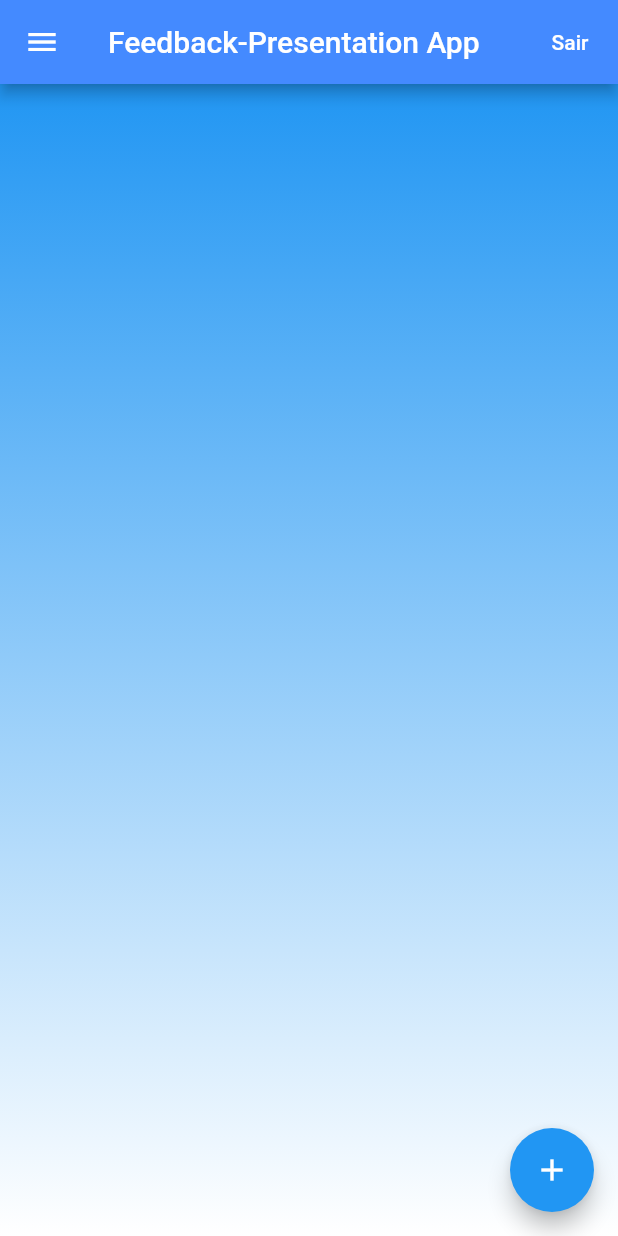
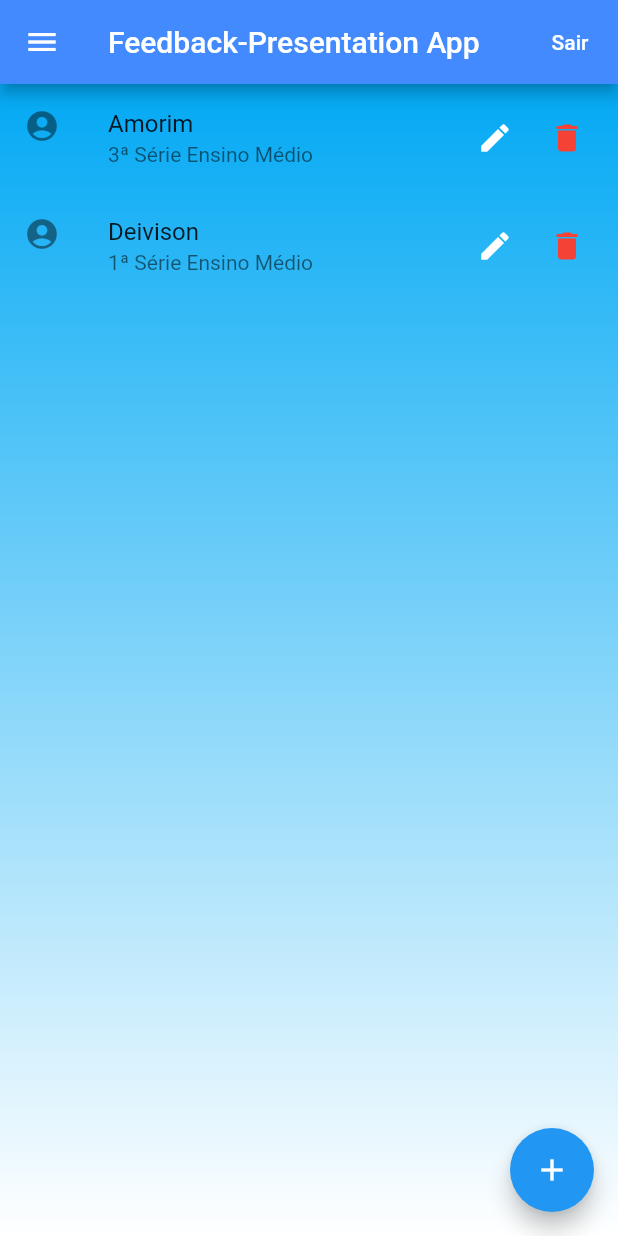
Before and after one commit to Deivison-Amorim/Fundamentos-da-Programa-Aplicada, a Flutter app: the screen it shows after launch, after a tap on "Login", on a phone screen of 412 x 824 dp. Run offline on Flutter 3.47's test engine with Material 2 defaults, Android fonts, the light colour scheme and no system bars.

Commit message:
entrega versão 01

```diff
--- /dev/null
+++ b/lib/components/user_tile.dart
@@ -0,0 +1,41 @@
+import 'package:flutter/material.dart';
+import 'package:flutter/src/foundation/key.dart';
+import 'package:flutter/src/widgets/framework.dart';
+import 'package:flutter_application_1/routes/app_routes.dart';
+
+import '../models/user.dart';
+
+class UserTile extends StatelessWidget {
+  final User user;
+
+  const UserTile(this.user);
+
+  @override
+  Widget build(BuildContext context) {
+    return ListTile(
+      leading: Icon(Icons.account_circle),
+      title: Text(user.nome),
+      subtitle: Text(user.serie),
+      trailing: Container(
+        width: 90,
+        child: Row(
+          children: <Widget>[
+            IconButton(
+              onPressed: () {
+                Navigator.of(context)
+                    .pushNamed(AppRoutes.CAD_ALUNO, arguments: user);
+              },
+              icon: Icon(Icons.edit),
+              color: Colors.white,
+            ),
+            IconButton(
+              onPressed: () {},
+              icon: Icon(Icons.delete),
+              color: Colors.red,
+            ),
+          ],
+        ),
+      ),
+    );
+  }
+}
--- a/lib/cosntants/routes.dart
+++ /dev/null
@@ -1,4 +0,0 @@
-class Routes {
-  static const signUp =
-      "https://identitytoolkit.googleapis.com/v1/accounts:signInWithCustomToken?key=AIzaSyBDykIYfJ0O1so83MeeTc1xime-oUN7gDA";
-}
--- /dev/null
+++ b/lib/data/dummy_aluno.dart
@@ -0,0 +1,14 @@
+import 'package:flutter_application_1/models/user.dart';
+
+const DUMMY_USERS = {
+  '1': User(
+      id: '1',
+      nome: 'Amorim',
+      serie: '3ª Série Ensino Médio',
+      apresentacao: "@123123"),
+  '2': User(
+      id: '2',
+      nome: 'Deivison',
+      serie: '1ª Série Ensino Médio',
+      apresentacao: "@123123"),
+};
--- a/lib/main.dart
+++ b/lib/main.dart
@@ -1,8 +1,11 @@
 import 'package:flutter/material.dart'
     show BuildContext, MaterialApp, StatelessWidget, Widget, runApp;
+import 'package:flutter_application_1/provider/users.dart';
+import 'package:flutter_application_1/routes/app_routes.dart';
 import 'package:flutter_application_1/screens/cadastro_aluno.dart';
 import 'package:flutter_application_1/screens/home.dart';
 import 'package:flutter_application_1/screens/login.dart';
+import 'package:provider/provider.dart';
 
 void main() {
   runApp(MyApp());
@@ -11,10 +14,17 @@ void main() {
 class MyApp extends StatelessWidget {
   @override
   Widget build(BuildContext context) {
-    return MaterialApp(
-      title: 'Feedback-Presentantion',
-      home: LoginScreen(),
-      debugShowCheckedModeBanner: false,
+    return ChangeNotifierProvider(
+      create: (context) => Users(),
+      child: MaterialApp(
+        title: 'Feedback-Presentantion',
+        home: LoginScreen(),
+        //routes: {
+        //AppRoutes.HOME: (_) => LoginScreen(),
+        //AppRoutes.CAD_ALUNO: (_) => CadastroAluno(),
+        //},
+        debugShowCheckedModeBanner: false,
+      ),
     );
   }
 }
--- /dev/null
+++ b/lib/models/user.dart
@@ -0,0 +1,13 @@
+class User {
+  final String id;
+  final String nome;
+  final String serie;
+  final String apresentacao;
+
+  const User({
+    required this.id,
+    required this.nome,
+    required this.serie,
+    required this.apresentacao,
+  });
+}
--- /dev/null
+++ b/lib/routes/app_routes.dart
@@ -0,0 +1,4 @@
+class AppRoutes {
+  static const HOME = '/';
+  static const CAD_ALUNO = '/cadastro-aluno';
+}
--- a/lib/screens/home.dart
+++ b/lib/screens/home.dart
@@ -1,5 +1,11 @@
 import 'package:flutter/material.dart';
+import 'package:flutter_application_1/components/user_tile.dart';
+import 'package:flutter_application_1/routes/app_routes.dart';
 import 'package:flutter_application_1/screens/cadastro_aluno.dart';
+import 'package:flutter_application_1/screens/login.dart';
+import 'package:provider/provider.dart';
+import '../data/dummy_aluno.dart';
+import '../provider/users.dart';
 
 class HomeScreen extends StatefulWidget {
   const HomeScreen({Key? key}) : super(key: key);
@@ -10,6 +16,8 @@ class HomeScreen extends StatefulWidget {
 class _HomeScreenState extends State<HomeScreen> {
   @override
   Widget build(BuildContext context) {
+    final Users users = Provider.of(context);
+
     final ButtonStyle style =
         TextButton.styleFrom(primary: Theme.of(context).colorScheme.onPrimary);
 
@@ -21,7 +29,14 @@ class _HomeScreenState extends State<HomeScreen> {
         actions: <Widget>[
           TextButton(
             style: style,
-            onPressed: () {},
+            onPressed: () {
+              Navigator.push(
+                context,
+                MaterialPageRoute(
+                  builder: (context) => LoginScreen(),
+                ),
+              );
+            },
             child: const Text('Sair'),
           ),
         ],
@@ -42,7 +57,11 @@ class _HomeScreenState extends State<HomeScreen> {
           gradient: LinearGradient(
               begin: Alignment.topCenter,
               end: Alignment.bottomCenter,
-              colors: [Colors.blue, Colors.white]),
+              colors: [Colors.lightBlue, Colors.white]),
+        ),
+        child: ListView.builder(
+          itemCount: users.count,
+          itemBuilder: (context, i) => UserTile(users.byIndex(i)),
         ),
       ),
     );
--- a/lib/screens/login.dart
+++ b/lib/screens/login.dart
@@ -2,7 +2,6 @@ import 'package:flutter/cupertino.dart';
 import 'package:flutter/material.dart';
 import 'package:flutter_application_1/screens/cadastro_user.dart';
 import 'package:flutter_application_1/screens/esqueci_senha.dart';
-
 import 'home.dart';
 
 class LoginScreen extends StatefulWidget {
@@ -13,6 +12,11 @@ class LoginScreen extends StatefulWidget {
 
 class _LoginScreenState extends State<LoginScreen> {
   bool continueConnected = false;
+
+  final _form = GlobalKey<FormState>();
+  String nome = '';
+  String senha = '';
+
   @override
   Widget build(BuildContext context) {
     return Scaffold(
@@ -50,6 +54,7 @@ class _LoginScreenState extends State<LoginScreen> {
               padding: EdgeInsets.only(bottom: 10),
             ),
             Form(
+              key: _form,
               child: Column(
                 children: [
                   TextFormField(
@@ -72,6 +77,12 @@ class _LoginScreenState extends State<LoginScreen> {
                         color: Colors.white,
                       ),
                     ),
+                    validator: (value) {
+                      if (value == null || value.isEmpty) {
+                        return "Login ou senha inválido!";
+                      }
+                      return null;
+                    },
                   )
                 ],
               ),
@@ -100,6 +111,7 @@ class _LoginScreenState extends State<LoginScreen> {
             ),
             ElevatedButton(
               onPressed: () {
+                _form.currentState?.validate();
                 Navigator.push(
                   context,
                   MaterialPageRoute(
--- a/pubspec.yaml
+++ b/pubspec.yaml
@@ -29,6 +29,7 @@ environment:
 dependencies:
   flutter:
     sdk: flutter
+  provider:
 
 
   # The following adds the Cupertino Icons font to your application.
```
Also changed, not shown: lib/provider/users.dart (added, +49 -0 lines), lib/screens/cadastro_aluno.dart (+32 -3 lines), lib/screens/sign_up.dart (deleted, +0 -15 lines), assets/icon_1.png, pubspec.lock.
